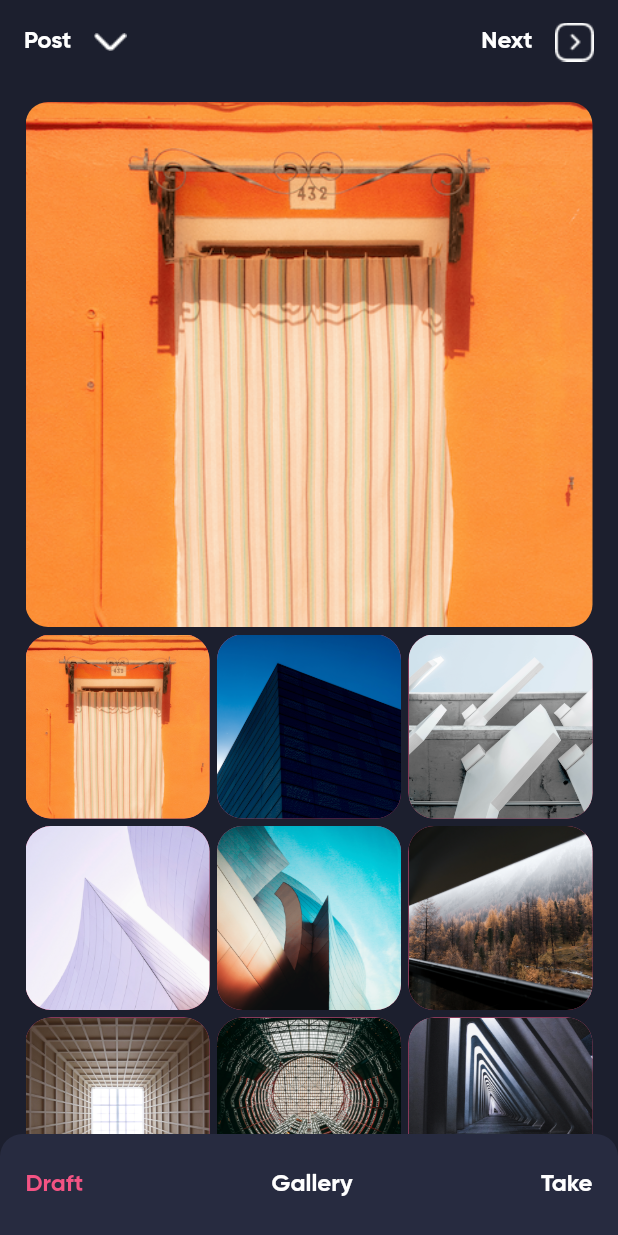
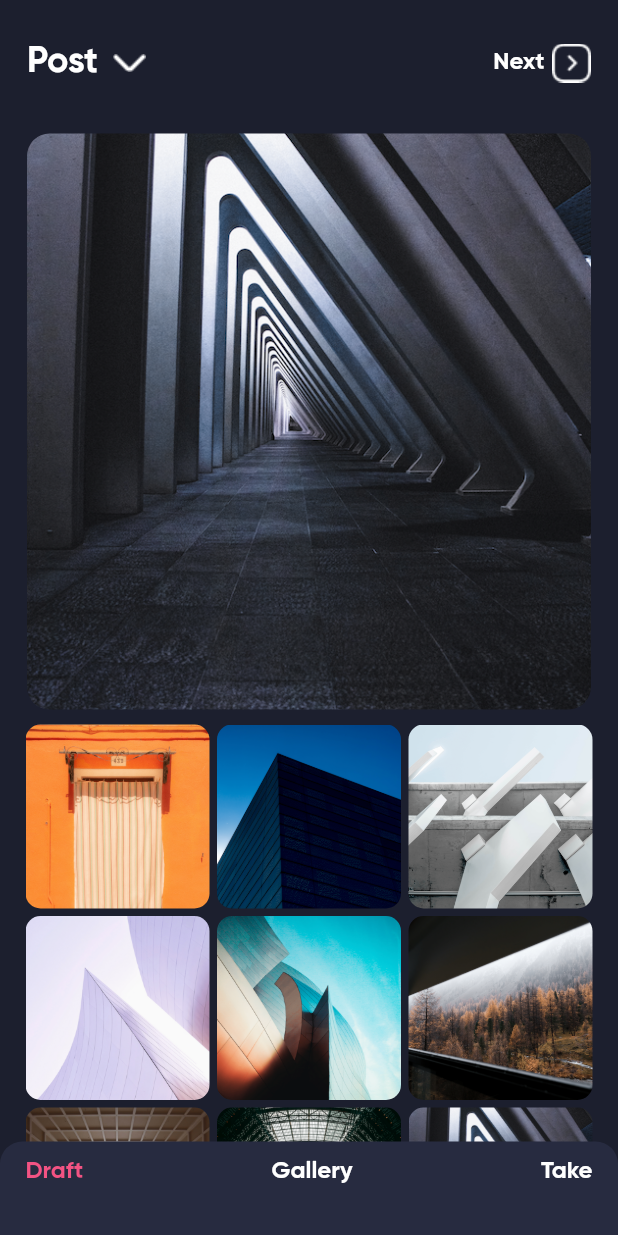
Before and after one commit to Alits23/instagram_clone, a Flutter app: the screen it shows after launch, on a phone screen of 412 x 824 dp. Run offline on Flutter 3.47's test engine with Material 2 defaults, Android fonts, the phone set to English and light mode, and no system bars; our stand-ins replace dotted_border.

Commit message:
final edite post page

```diff
--- a/lib/main.dart
+++ b/lib/main.dart
@@ -1,7 +1,7 @@
 import 'package:flutter/material.dart';
 import 'package:instagram/screens/home_page.dart';
 import 'package:instagram/screens/login_page.dart';
-import 'package:instagram/screens/post.dart';
+import 'package:instagram/screens/post_page.dart';
 import 'package:instagram/screens/search_page.dart';
 import 'package:instagram/screens/switch_account_page.dart';
 
--- a/lib/screens/post.dart
+++ /dev/null
@@ -1,127 +0,0 @@
-import 'package:flutter/material.dart';
-import 'package:instagram/constants/colors/colors.dart';
-
-class PostPage extends StatelessWidget {
-  const PostPage({super.key});
-
-  @override
-  Widget build(BuildContext context) {
-    return Scaffold(
-      backgroundColor: backgroundColor1,
-      appBar: AppBar(
-        backgroundColor: backgroundColor1,
-        elevation: 0,
-        title: Row(
-          children: [
-            Text(
-              'Post',
-              style: Theme.of(context).textTheme.headline4,
-            ),
-            SizedBox(width: 15),
-            Image.asset('images/icon_arrow_down.png'),
-            Spacer(),
-            Text(
-              'Next',
-              style: Theme.of(context).textTheme.headline4,
-            ),
-            SizedBox(width: 15),
-            Image.asset('images/icon_arrow_right_box.png'),
-          ],
-        ),
-      ),
-      body: SafeArea(
-        child: Padding(
-          padding: const EdgeInsets.only(
-            left: 17,
-            right: 17,
-            top: 12,
-          ),
-          child: Column(
-            children: [
-              Container(
-                decoration: BoxDecoration(
-                  borderRadius: BorderRadius.all(
-                    Radius.circular(15),
-                  ),
-                ),
-                width: 394,
-                height: 350,
-                child: ClipRRect(
-                  borderRadius: BorderRadius.all(
-                    Radius.circular(15),
-                  ),
-                  child: FittedBox(
-                    fit: BoxFit.cover,
-                    child: Image.asset('images/item0.png'),
-                  ),
-                ),
-              ),
-              SizedBox(
-                height: 5,
-              ),
-              Expanded(
-                child: GridView.builder(
-                  itemCount: 10,
-                  gridDelegate: SliverGridDelegateWithFixedCrossAxisCount(
-                    crossAxisCount: 3,
-                    crossAxisSpacing: 5,
-                    mainAxisSpacing: 5,
-                  ),
-                  itemBuilder: (context, index) {
-                    return Container(
-                      decoration: BoxDecoration(
-                        image: DecorationImage(
-                          image: AssetImage('images/item$index.png'),
-                          fit: BoxFit.cover,
-                        ),
-                        borderRadius: BorderRadius.all(
-                          Radius.circular(17),
-                        ),
-                        color: pinkColorIcon,
-                      ),
-                      width: 128,
-                      height: 128,
-                    );
-                  },
-                ),
-              ),
-            ],
-          ),
-        ),
-      ),
-      bottomNavigationBar: ClipRRect(
-        borderRadius: BorderRadius.only(
-          topLeft: Radius.circular(15),
-          topRight: Radius.circular(15),
-        ),
-        child: Container(
-          height: 68,
-          color: backgroundColor2,
-          padding:
-              const EdgeInsets.only(left: 17, right: 17, top: 10, bottom: 10),
-          child: Row(
-            mainAxisAlignment: MainAxisAlignment.spaceBetween,
-            children: [
-              Text(
-                'Draft',
-                style: TextStyle(
-                  fontFamily: 'GB',
-                  fontSize: 16,
-                  color: pinkColorIcon,
-                ),
-              ),
-              Text(
-                'Gallery',
-                style: Theme.of(context).textTheme.headline4,
-              ),
-              Text(
-                'Take',
-                style: Theme.of(context).textTheme.headline4,
-              ),
-            ],
-          ),
-        ),
-      ),
-    );
-  }
-}
--- /dev/null
+++ b/lib/screens/post_page.dart
@@ -0,0 +1,180 @@
+import 'package:flutter/material.dart';
+import 'package:instagram/constants/colors/colors.dart';
+
+class PostPage extends StatelessWidget {
+  const PostPage({super.key});
+
+  @override
+  Widget build(BuildContext context) {
+    return Scaffold(
+      backgroundColor: backgroundColor1,
+      body: SafeArea(
+          child: Stack(
+        alignment: AlignmentDirectional.bottomCenter,
+        children: [
+          _getWholeScrollingPart(),
+          Container(
+            width: double.infinity,
+            height: 63,
+            decoration: BoxDecoration(
+              borderRadius: BorderRadius.only(
+                topLeft: Radius.circular(15),
+                topRight: Radius.circular(15),
+              ),
+              color: backgroundColor2,
+            ),
+            child: Padding(
+              padding: const EdgeInsets.only(
+                top: 10,
+                right: 17,
+                left: 17,
+              ),
+              child: Row(
+                mainAxisAlignment: MainAxisAlignment.spaceBetween,
+                crossAxisAlignment: CrossAxisAlignment.start,
+                children: [
+                  Text(
+                    'Draft',
+                    style: TextStyle(
+                      color: pinkColorIcon,
+                      fontFamily: 'GB',
+                      fontSize: 16,
+                    ),
+                  ),
+                  Text(
+                    'Gallery',
+                    style: TextStyle(
+                      color: whiteColor,
+                      fontFamily: 'GB',
+                      fontSize: 16,
+                    ),
+                  ),
+                  Text(
+                    'Take',
+                    style: TextStyle(
+                      color: whiteColor,
+                      fontFamily: 'GB',
+                      fontSize: 16,
+                    ),
+                  ),
+                ],
+              ),
+            ),
+          ),
+        ],
+      )),
+    );
+  }
+
+  Widget _getHeader() {
+    return Padding(
+      padding: EdgeInsets.symmetric(
+        vertical: 27,
+        horizontal: 18,
+      ),
+      child: Row(
+        children: [
+          Text(
+            'Post',
+            style: TextStyle(
+              fontFamily: 'GB',
+              fontSize: 24,
+              color: whiteColor,
+            ),
+          ),
+          SizedBox(
+            width: 10,
+          ),
+          Image.asset('images/icon_arrow_down.png'),
+          Spacer(),
+          Text(
+            'Next',
+            style: TextStyle(
+              fontFamily: 'GB',
+              fontSize: 16,
+              color: whiteColor,
+            ),
+          ),
+          SizedBox(
+            width: 5,
+          ),
+          Image.asset('images/icon_arrow_right_box.png'),
+        ],
+      ),
+    );
+  }
+
+  Widget _getSelectedImage() {
+    return Container(
+      padding: EdgeInsets.symmetric(
+        horizontal: 18,
+        vertical: 5,
+      ),
+      decoration: BoxDecoration(
+        borderRadius: BorderRadius.all(
+          Radius.circular(15),
+        ),
+      ),
+      height: 394,
+      width: double.infinity,
+      child: ClipRRect(
+        borderRadius: BorderRadius.all(
+          Radius.circular(15),
+        ),
+        child: FittedBox(
+          fit: BoxFit.cover,
+          child: Image.asset('images/item8.png'),
+        ),
+      ),
+    );
+  }
+
+  Widget _getWholeScrollingPart() {
+    return CustomScrollView(
+      slivers: [
+        SliverToBoxAdapter(
+          child: _getHeader(),
+        ),
+        SliverToBoxAdapter(
+          child: _getSelectedImage(),
+        ),
+        SliverPadding(
+          padding: EdgeInsets.symmetric(horizontal: 17, vertical: 5),
+          sliver: SliverGrid(
+            gridDelegate: SliverGridDelegateWithFixedCrossAxisCount(
+              crossAxisCount: 3,
+              crossAxisSpacing: 5,
+              mainAxisSpacing: 5,
+            ),
+            delegate: SliverChildBuilderDelegate(
+              childCount: 10,
+              (context, index) {
+                return Container(
+                  width: 128,
+                  height: 128,
+                  decoration: BoxDecoration(
+                    borderRadius: BorderRadius.all(
+                      Radius.circular(10),
+                    ),
+                  ),
+                  child: ClipRRect(
+                    borderRadius: BorderRadius.all(
+                      Radius.circular(10),
+                    ),
+                    child: FittedBox(
+                      fit: BoxFit.cover,
+                      child: Image.asset('images/item$index.png'),
+                    ),
+                  ),
+                );
+              },
+            ),
+          ),
+        ),
+        SliverPadding(
+          padding: EdgeInsets.only(bottom: 83),
+        ),
+      ],
+    );
+  }
+}
```
